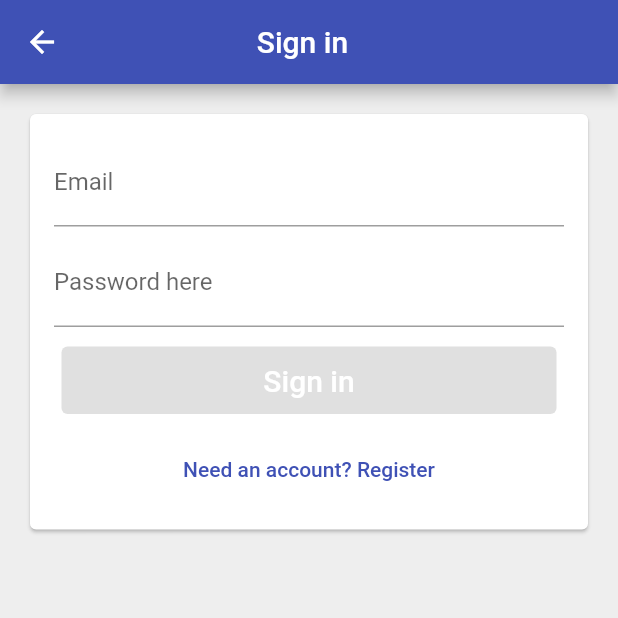
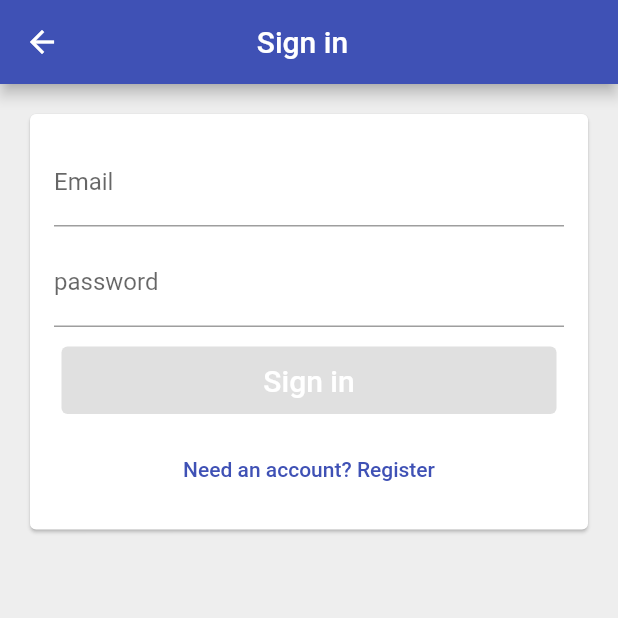
Before and after one commit to Nuri801/time_tracker, a Flutter app: the EmailSignInPage screen opened directly, on a phone screen of 412 x 824 dp, the top half of it. Run offline on Flutter 3.47's test engine with Material 2 defaults, Android fonts, the phone set to English and light mode, and no system bars; our stand-ins replace firebase_auth, firebase_core, google_sign_in, modal_progress_hud; accounts and stored records are empty.

Commit message:
time_tracker

```diff
--- a/lib/app/sign_in/email_sign_in_form_bloc_based.dart
+++ b/lib/app/sign_in/email_sign_in_form_bloc_based.dart
@@ -99,7 +99,7 @@ class _EmailSignInFormBlocBasedState extends State<EmailSignInFormBlocBased> {
       onChanged: widget.bloc.updatePassword,
       controller: _passwordController,
       decoration: InputDecoration(
-        labelText: 'Password here',
+        labelText: 'password',
         errorText: model!.passwordErrorText,
         enabled: model!.isLoading == false,
       ),
```
